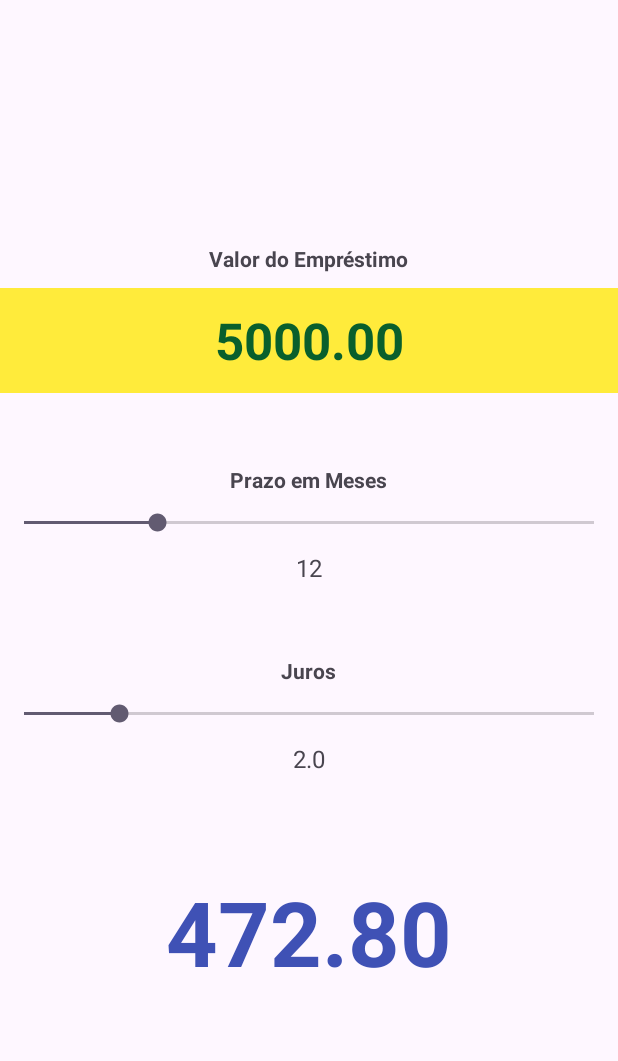
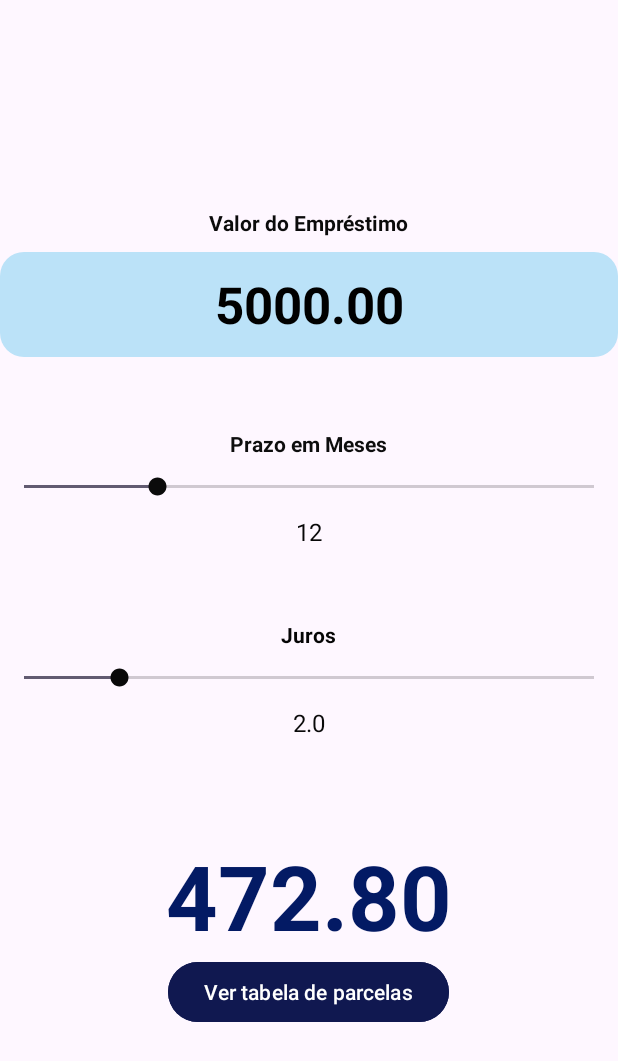
Before and after one commit to IsabellyMV2004/TrabalhoFC4, an Android app: the screen it shows after launch (MainActivity), on a phone screen of 412 x 824 dp. Shown: the top 1061 px of the screen. Run offline under Robolectric (Android 15) with nearby library versions, the phone set to English and light mode, and no system bars.

Commit message:
Modificando layout.

```diff
--- a/app/src/main/java/com/example/simuladorfin/MainActivity.java
+++ b/app/src/main/java/com/example/simuladorfin/MainActivity.java
@@ -5,6 +5,7 @@ import android.content.SharedPreferences;
 import android.os.Bundle;
 import android.view.KeyEvent;
 import android.view.View;
+import android.widget.Button;
 import android.widget.EditText;
 import android.widget.SeekBar;
 import android.widget.TextView;
@@ -19,6 +20,7 @@ public class MainActivity extends AppCompatActivity {
     private EditText etValor;
     private SeekBar sbPrazo, sbJuros;
     private TextView tvPrazo, tvJuros, tvParcela;
+    private Button btParcela;
 
     private double parcela=0,valor,juros;
     private int prazo;
@@ -41,6 +43,7 @@ public class MainActivity extends AppCompatActivity {
         tvPrazo=findViewById(R.id.tvPrazo);
         tvJuros=findViewById(R.id.tvJuros);
         tvParcela=findViewById(R.id.tvParcela);
+        btParcela=findViewById(R.id.btParcela);
         //recuperando os parâmetros do empréstimo armazenados na última utilização do app
         SharedPreferences sharedPreferences=getSharedPreferences("config",MODE_PRIVATE);
         valor=sharedPreferences.getFloat("valor",5000);
@@ -94,7 +97,8 @@ public class MainActivity extends AppCompatActivity {
                 return false;
             }
         });
-        tvParcela.setOnClickListener(e->{trocarActivity();});
+        //tvParcela.setOnClickListener(e->{trocarActivity();});
+        btParcela.setOnClickListener(e->{trocarActivity();});
     }
 
     @Override
--- /dev/null
+++ b/app/src/main/res/drawable/button_rounded_background.xml
@@ -0,0 +1,7 @@
+<shape xmlns:android="http://schemas.android.com/apk/res/android"
+    android:shape="rectangle">
+
+    <solid android:color="#BBE2F8"/> <!-- Cor de fundo -->
+    <corners android:radius="16dp"/> <!-- Raio do arredondamento (ex: 16dp) -->
+
+</shape>
--- a/app/src/main/res/layout/activity_main.xml
+++ b/app/src/main/res/layout/activity_main.xml
@@ -16,13 +16,14 @@
         android:layout_height="wrap_content"
         android:layout_marginBottom="10dp"
         android:text="Valor do Empréstimo"
+        android:textColor="#0B0B0B"
         android:textStyle="bold" />
 
     <EditText
         android:id="@+id/etValor"
         android:layout_width="match_parent"
         android:layout_height="70dp"
-        android:background="#FFEB3B"
+        android:background="@drawable/button_rounded_background"
         android:ems="10"
         android:hint="Informe o valor do empréstimo"
         android:inputType="numberDecimal"
@@ -31,7 +32,7 @@
         android:shadowColor="#3F51B5"
         android:text="0.00"
         android:textAlignment="center"
-        android:textColor="#095F2C"
+        android:textColor="#000000"
         android:textSize="34sp"
         android:textStyle="bold" />
 
@@ -42,15 +43,19 @@
         android:layout_marginTop="48dp"
         android:layout_marginBottom="10dp"
         android:text="Prazo em Meses"
+        android:textColor="#0D0D0D"
         android:textStyle="bold" />
 
     <SeekBar
         android:id="@+id/sbPrazo"
         android:layout_width="match_parent"
         android:layout_height="wrap_content"
+        android:backgroundTint="#090909"
         android:max="48"
         android:min="1"
-        android:progress="12" />
+        android:progress="12"
+        android:thumbTint="#0B0B0B"
+        android:tickMarkTint="#070707" />
 
     <TextView
         android:id="@+id/tvPrazo"
@@ -58,6 +63,7 @@
         android:layout_height="wrap_content"
         android:layout_marginTop="10dp"
         android:text="12"
+        android:textColor="#070707"
         android:textSize="16sp" />
 
     <TextView
@@ -67,15 +73,19 @@
         android:layout_marginTop="48dp"
         android:layout_marginBottom="10dp"
         android:text="Juros"
+        android:textColor="#050505"
         android:textStyle="bold" />
 
     <SeekBar
         android:id="@+id/sbJuros"
         android:layout_width="match_parent"
         android:layout_height="wrap_content"
+        android:backgroundTint="#050505"
         android:max="1200"
         android:min="0"
-        android:progress="200" />
+        android:progress="200"
+        android:thumbTint="#090909"
+        android:tickMarkTint="#070707" />
 
     <TextView
         android:id="@+id/tvJuros"
@@ -83,6 +93,7 @@
         android:layout_height="wrap_content"
         android:layout_marginTop="10dp"
         android:text="2.00"
+        android:textColor="#090909"
         android:textSize="16sp" />
 
     <TextView
@@ -91,8 +102,15 @@
         android:layout_height="wrap_content"
         android:layout_marginTop="64dp"
         android:text="0.00"
-        android:textColor="#3F51B5"
+        android:textColor="#031A64"
         android:textSize="60sp"
         android:textStyle="bold" />
 
+    <Button
+        android:id="@+id/btParcela"
+        android:layout_width="wrap_content"
+        android:layout_height="wrap_content"
+        android:backgroundTint="#101850"
+        android:text="Ver tabela de parcelas" />
+
 </LinearLayout>
--- a/app/src/main/res/layout/item_layout.xml
+++ b/app/src/main/res/layout/item_layout.xml
@@ -4,7 +4,7 @@
     xmlns:tools="http://schemas.android.com/tools"
     android:layout_width="match_parent"
     android:layout_height="100dp"
-    android:background="#FCE4EC">
+    android:background="#DCE9F8">
 
     <TextView
         android:id="@+id/tvNumero"
@@ -12,6 +12,7 @@
         android:layout_height="wrap_content"
         android:text="1"
         android:textAlignment="center"
+        android:textColor="#000000"
         android:textSize="24sp"
         android:textStyle="bold"
         app:layout_constraintBottom_toBottomOf="parent"
```
